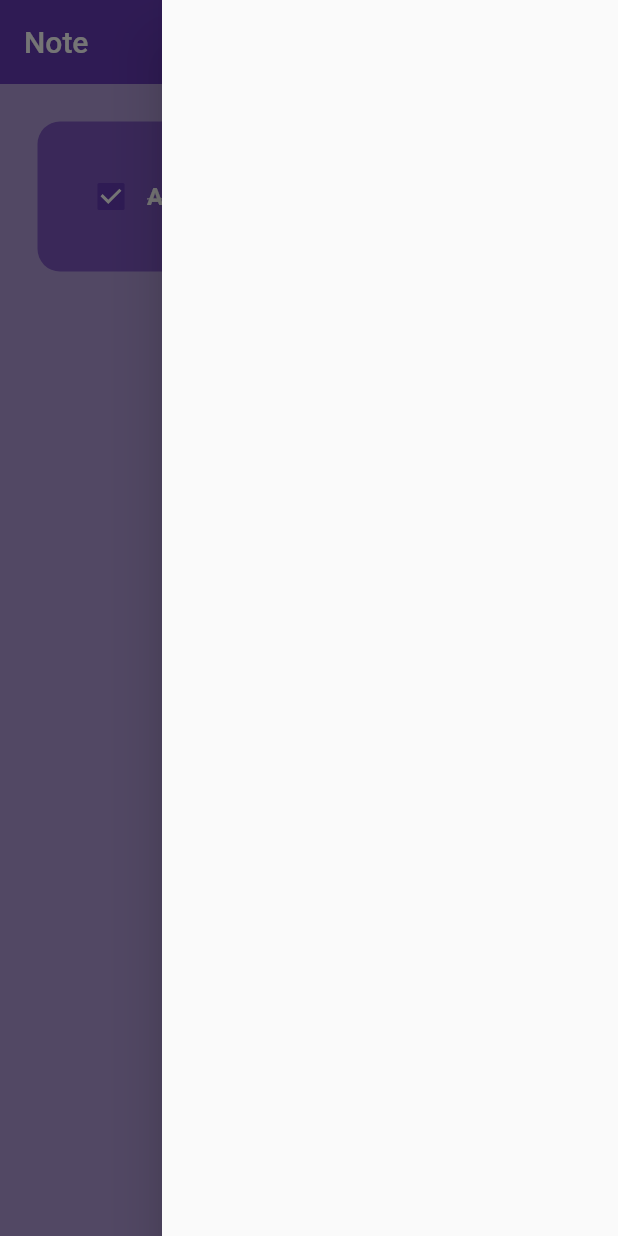
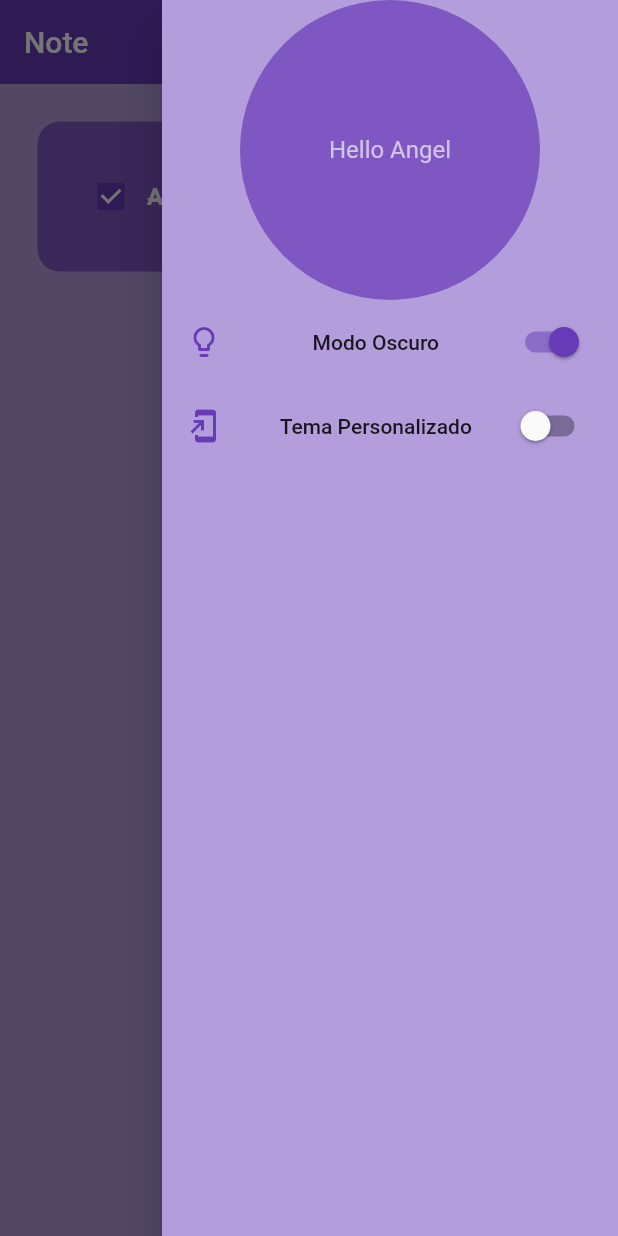
Before and after one commit to AngelVargas08/NoteApp, a Flutter app: the screen it shows after launch, with the side drawer open, on a phone screen of 412 x 824 dp. Run offline on Flutter 3.47's test engine with Material 2 defaults, Android fonts, the phone set to English and light mode, and no system bars; drawn by our look-alikes of flutter_slidable; our stand-ins replace hive, hive_flutter; accounts and stored records are empty.

Commit message:
Drawer and Themes

```diff
--- a/lib/ui/pages/home_page.dart
+++ b/lib/ui/pages/home_page.dart
@@ -4,6 +4,7 @@ import 'package:notes_app/models/notes_provider.dart';
 import 'package:notes_app/models/utils.dart';
 import 'package:notes_app/ui/utils/themes_color.dart';
 import 'package:notes_app/ui/widgets/container_note.dart';
+import 'package:notes_app/ui/widgets/drawer.dart';
 import 'package:provider/provider.dart';
 
 class HomePage extends StatelessWidget {
@@ -16,7 +17,7 @@ class HomePage extends StatelessWidget {
     Utils utils = Utils();
     return  Scaffold(
       backgroundColor: ThemeGeneral.colorprimary,
-      endDrawer: const Drawer(),
+      endDrawer: const MyDrawer(),
       appBar: AppBar(
         title: const Text('Note'),
         elevation: 0
--- a/lib/ui/widgets/drawer.dart
+++ b/lib/ui/widgets/drawer.dart
@@ -1,15 +1,41 @@
 
 
 import 'package:flutter/material.dart';
+import 'package:notes_app/ui/utils/themes_color.dart';
 
-class Drawer extends StatelessWidget {
-  const Drawer({super.key});
+class MyDrawer extends StatelessWidget {
+  const MyDrawer({super.key});
 
   @override
   Widget build(BuildContext context) {
-    return SafeArea(
-      child: Column(
-        children: const [],
+    return Drawer(
+      backgroundColor: ThemeGeneral.colorprimary,
+      child: SafeArea(
+        child: Column(
+          children:  [
+            CircleAvatar(
+              backgroundColor: ThemeGeneral.colorTerc,
+              radius: 100,
+              child: const Text('Hello Angel'),
+            ),
+             ListTile(
+              leading:  Icon(Icons.lightbulb_outline, color: ThemeGeneral.colorSegundary),
+              title: const Center(child: Text('Modo Oscuro')),
+              trailing: Switch.adaptive(
+                activeColor: ThemeGeneral.colorSegundary,
+                value: true,
+                onChanged: (value) {}),
+            ),
+              ListTile(
+              leading: Icon(Icons.add_to_home_screen,color: ThemeGeneral.colorSegundary),
+              title: const Center(child: Text('Tema Personalizado')),
+              trailing: Switch.adaptive(
+                activeColor: ThemeGeneral.colorSegundary,
+                value: false,
+                 onChanged: (v) {}),
+            ),
+          ],
+        ),
       ),
     );
   }
--- a/lib/ui/widgets/showdialog.dart
+++ b/lib/ui/widgets/showdialog.dart
@@ -27,7 +27,7 @@ class ShowDialog extends StatelessWidget {
               initialValue: (edit)?note.textfield:null,
               onChanged: (value) => note.valitadion(value),
               decoration: InputDecoration(
-                labelText: 'Ingrese la nueva Nota',
+                labelText: (edit)?'Actualize la nota':'Ingrese la nueva nota',
                 errorText: note2? null :'Ingrese una nueva nota',
                 border: OutlineInputBorder(
                   borderRadius: BorderRadius.circular(10)
```
